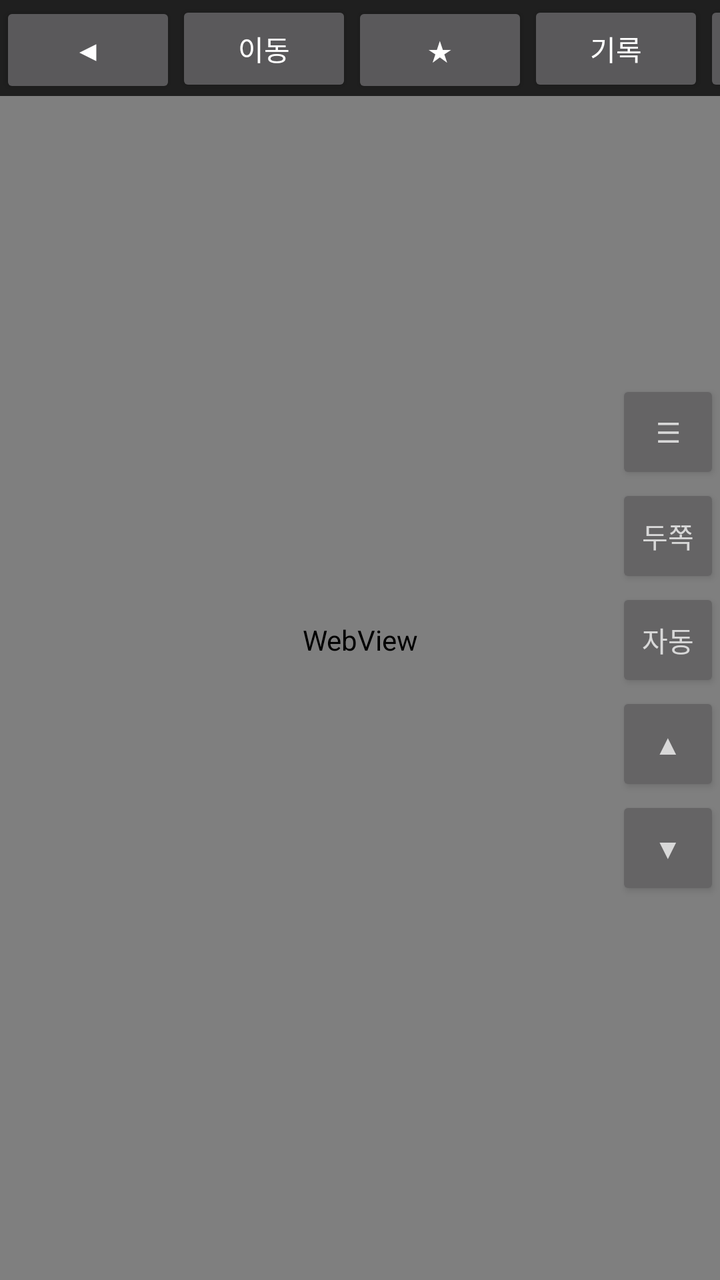
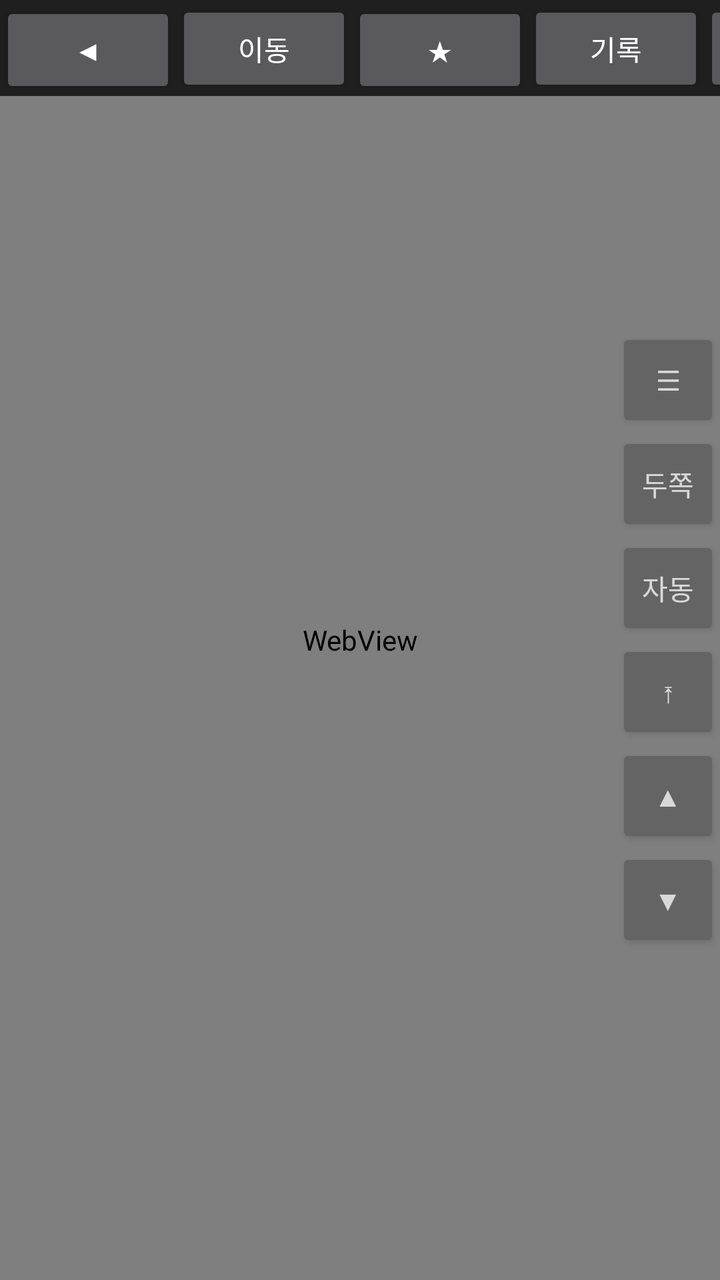

Screens rendered from an Android XML layout before and after an edit, with the pre-edit source and the edit as a unified diff.
<!-- AndroidManifest.xml: application theme android:Theme.Material.NoActionBar -->
<!-- res/layout/activity_main.xml -->
<?xml version="1.0" encoding="utf-8"?>
<FrameLayout xmlns:android="http://schemas.android.com/apk/res/android"
    android:layout_width="match_parent" android:layout_height="match_parent" android:background="#111111">

    <WebView android:id="@+id/web" android:layout_width="match_parent" android:layout_height="match_parent" />

    <LinearLayout android:id="@+id/topBar" android:layout_width="match_parent"
        android:layout_height="wrap_content" android:orientation="horizontal"
        android:layout_gravity="top" android:background="#DD111111">
        <Button android:id="@+id/backBtn" android:layout_width="wrap_content"
            android:layout_height="wrap_content" android:text="◀" />
        <EditText android:id="@+id/urlInput" android:layout_width="0dp" android:layout_weight="1"
            android:layout_height="wrap_content" android:hint="웹 주소 입력" android:inputType="textUri"
            android:imeOptions="actionGo" android:singleLine="true" android:textColor="#FFFFFF"
            android:textColorHint="#888888" />
        <Button android:id="@+id/goBtn" android:layout_width="wrap_content"
            android:layout_height="wrap_content" android:text="이동" />
        <Button android:id="@+id/bookmarkBtn" android:layout_width="wrap_content"
            android:layout_height="wrap_content" android:text="★" />
        <Button android:id="@+id/historyBtn" android:layout_width="wrap_content"
            android:layout_height="wrap_content" android:text="기록" />
        <Button android:id="@+id/settingsBtn" android:layout_width="wrap_content"
            android:layout_height="wrap_content" android:text="설정" />
    </LinearLayout>

    <Button android:id="@+id/nextBtn" android:layout_width="wrap_content" android:layout_height="wrap_content"
        android:layout_gravity="bottom|center_horizontal" android:layout_marginBottom="24dp"
        android:text="다음화 ▶" android:visibility="gone" />

    <LinearLayout android:id="@+id/btnBox" android:layout_width="wrap_content" android:layout_height="wrap_content"
        android:layout_gravity="end|center_vertical" android:orientation="vertical" android:alpha="0.7">
        <Button android:id="@+id/menuBtn" android:layout_width="52dp" android:layout_height="52dp" android:text="☰" />
        <Button android:id="@+id/twoBtn" android:layout_width="52dp" android:layout_height="52dp" android:text="두쪽" />
        <Button android:id="@+id/autoBtn" android:layout_width="52dp" android:layout_height="52dp" android:text="자동" />
        <Button android:id="@+id/upBtn" android:layout_width="52dp" android:layout_height="52dp" android:text="▲" />
        <Button android:id="@+id/downBtn" android:layout_width="52dp" android:layout_height="52dp" android:text="▼" />
    </LinearLayout>
</FrameLayout>
<!-- resources referenced by this layout -->
<resources>

</resources>

<!-- the commit's change to res/layout/activity_main.xml (unified diff, before → after) -->
@@ -32,6 +32,7 @@
         <Button android:id="@+id/menuBtn" android:layout_width="52dp" android:layout_height="52dp" android:text="☰" />
         <Button android:id="@+id/twoBtn" android:layout_width="52dp" android:layout_height="52dp" android:text="두쪽" />
         <Button android:id="@+id/autoBtn" android:layout_width="52dp" android:layout_height="52dp" android:text="자동" />
+        <Button android:id="@+id/topBtn" android:layout_width="52dp" android:layout_height="52dp" android:text="⤒" />
         <Button android:id="@+id/upBtn" android:layout_width="52dp" android:layout_height="52dp" android:text="▲" />
         <Button android:id="@+id/downBtn" android:layout_width="52dp" android:layout_height="52dp" android:text="▼" />
     </LinearLayout>
